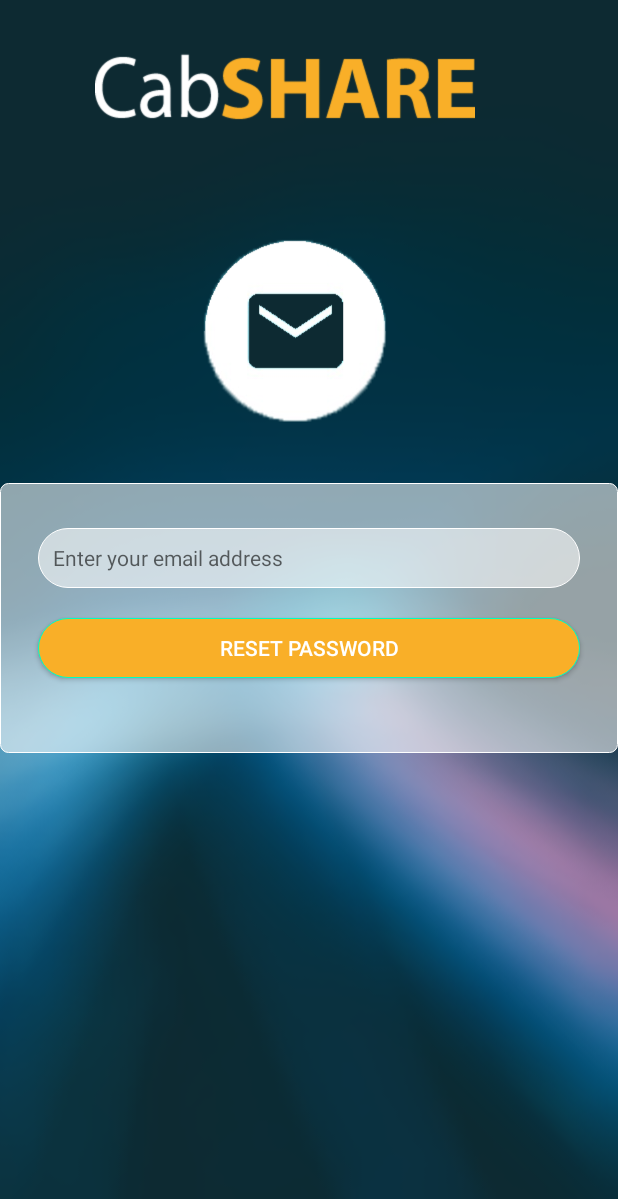
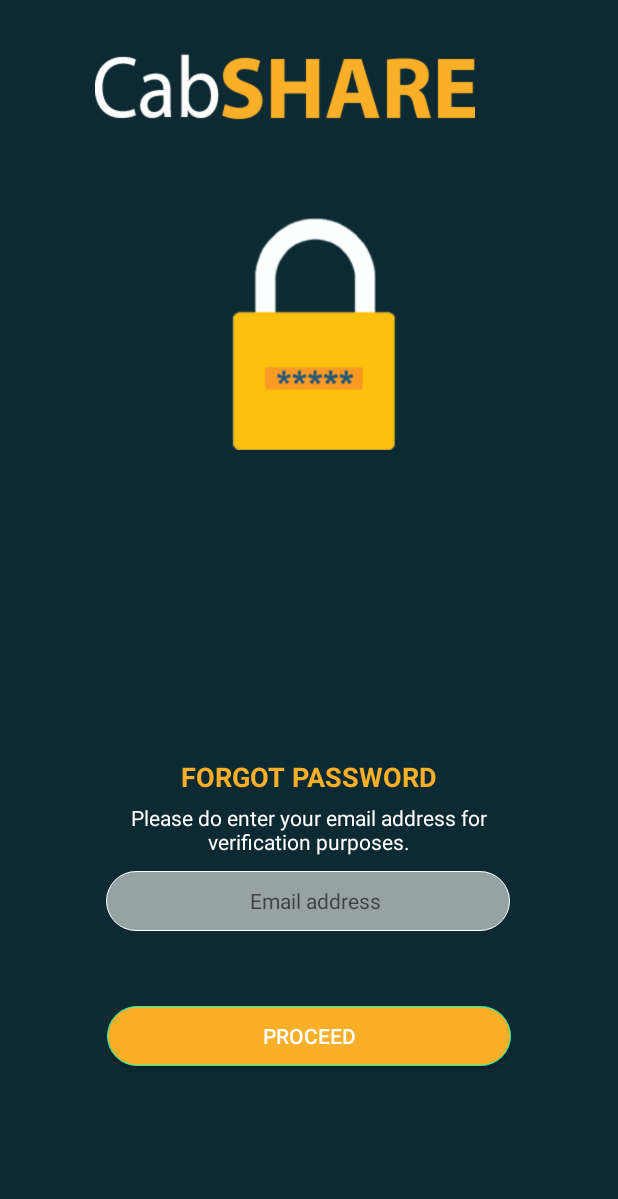
Before and after one commit to goriko/capstone-android-final, an Android app: the ResetPasswordActivity screen opened directly, with no data from a screen before it, on a phone screen of 412 x 824 dp. Shown: the top 1199 px of the screen. Run offline under Robolectric (Android 15) with nearby library versions, the light colour scheme and no system bars.

Commit message:
pin and pass

```diff
--- a/Share/app/src/main/res/layout/activity_reset_password.xml
+++ b/Share/app/src/main/res/layout/activity_reset_password.xml
@@ -13,7 +13,7 @@
         android:layout_alignParentStart="true"
         android:layout_alignParentTop="true"
         android:scaleType="centerCrop"
-        android:src="@drawable/emailver_blurredbckgrnd" />
+        android:src="@drawable/plain_blue_bckgrnd" />
 
     <ImageView
         android:id="@+id/cabshareLogo"
@@ -26,77 +26,92 @@
         />
 
     <ImageView
+        android:id="@+id/Logo"
         android:layout_width="wrap_content"
-        android:layout_height="280px"
-        android:layout_marginTop="10dp"
-        android:src= "@drawable/emailver_icon"
+        android:layout_height="300px"
+        android:layout_alignParentTop="true"
+        android:layout_centerHorizontal="true"
+        android:layout_marginTop="100dp"
         android:scaleType="fitCenter"
-        android:layout_below="@id/cabshareLogo"
-        android:id="@+id/Logo"/>
+        android:src="@drawable/password" />
+
+    <LinearLayout
+        android:id="@+id/square"
+        android:layout_width="342dp"
+        android:layout_height="wrap_content"
 
 
-    <ScrollView
-        android:id="@+id/scrollView"
-        android:layout_width="match_parent"
+        android:layout_above="@+id/buttonReset"
+        android:layout_centerHorizontal="true"
+        android:orientation="vertical">
 
+        <TextView
+
+            android:layout_width="wrap_content"
             android:layout_height="wrap_content"
+            android:layout_gravity="center"
+            android:layout_marginBottom="5dp"
+            android:layout_marginTop="10dp"
+            android:layout_weight="2"
+            android:textStyle= "bold"
+            android:textSize= "18dp"
+            android:gravity="center"
+            android:text="FORGOT PASSWORD"
+            android:textColor="#F9AF28"
 
-        android:layout_alignParentStart="true"
-        android:layout_centerVertical="true"
-        android:background="@drawable/white_fin">
+            />
 
-        <LinearLayout
-            android:layout_width="match_parent"
-            android:layout_height="match_parent"
-            android:layout_marginEnd="10dp"
-            android:layout_marginStart="10dp"
-            android:orientation="vertical"
+        <TextView
+            android:layout_width="wrap_content"
+            android:layout_height="wrap_content"
+            android:layout_marginBottom="10dp"
+            android:layout_weight="1"
+            android:gravity="center"
+            android:paddingLeft="20dp"
+            android:paddingRight="20dp"
+            android:text="Please do enter your email address for verification purposes."
+            android:textColor="#ffffff"
 
-
-
-            >
-
-
+            />
 
         <EditText
             android:id="@+id/editTextEmail"
-                android:layout_width="match_parent"
+            android:layout_width="269dp"
             android:layout_height="40dp"
-                android:layout_marginTop="30dp"
-                android:layout_marginBottom="10dp"
+            android:layout_marginBottom="50dp"
             android:layout_marginEnd="15dp"
             android:layout_marginStart="15dp"
             android:background="@drawable/rounded_white"
             android:drawablePadding="5dp"
-                android:hint="Enter your email address"
+            android:hint="Email address"
+            android:gravity="center"
+            android:layout_gravity="center"
             android:paddingStart="10dp"
+            android:textColor="#ffffff"
             android:textColorHighlight="@android:color/background_light"
             android:textSize="14sp"
-                android:textColor="#ffffff"
             tools:textColorHint="@color/white" />
 
         />
 
 
+
+
+    </LinearLayout>
+
     <Button
         android:id="@+id/buttonReset"
-                android:layout_width="match_parent"
+        android:layout_width="269dp"
         android:layout_height="40dp"
+        android:layout_alignParentBottom="true"
+        android:layout_centerHorizontal="true"
         android:layout_gravity="center"
-                android:layout_marginBottom="50dp"
-                android:layout_marginEnd="15dp"
-                android:layout_marginStart="15dp"
-                android:layout_marginTop="10dp"
+        android:layout_marginBottom="113dp"
         android:background="@drawable/yellow_button"
         android:paddingLeft="20dp"
         android:paddingRight="20dp"
-                android:text="reset password"
+        android:text="Proceed"
         android:textColor="@color/white"
         android:textStyle="normal" />
 
-        </LinearLayout>
-
-    </ScrollView>
-
-
 </RelativeLayout>
```
Also changed, not shown: Share/app/src/main/res/layout/activity_pin_number.xml (+33 -33 lines), Share/app/src/main/res/drawable/password.png (added), Share/app/src/main/res/drawable/pin.png (added). Lines whose indentation alone changed are shown as unchanged.
